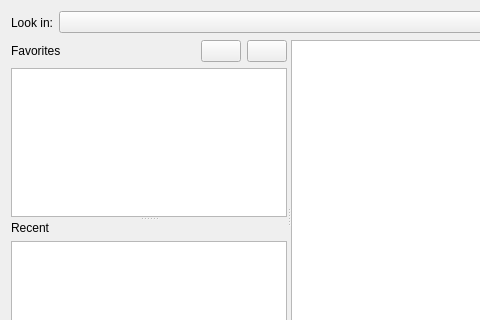
This is Qt/Core/Resources/UI/pqFileDialog.ui in Kitware/ParaView as Qt 5 draws it before an edit; both pictures show x 0 to 480 and y 0 to 320 of the 683 by 402 pixel window. The edited form follows.
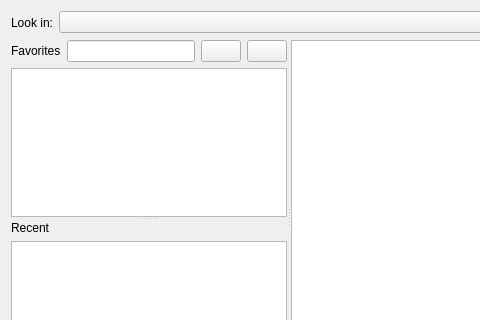
This is the edited form. Icons and pictures are not drawn. Custom widgets are drawn as their Qt base class.

Commit message: Add a search bar to the favorites

Patch:
```diff
--- a/Qt/Core/Resources/UI/pqFileDialog.ui
+++ b/Qt/Core/Resources/UI/pqFileDialog.ui
@@ -129,6 +129,10 @@
             </property>
            </widget>
           </item>
+          <item>
+           <widget class="QLineEdit" name="favoritesSearchBar">
+           </widget>
+          </item>
           <item>
            <widget class="QPushButton" name="AddCurrentDirectoryToFavorites">
             <property name="sizePolicy">
```
The commit also changes 2 other files.
